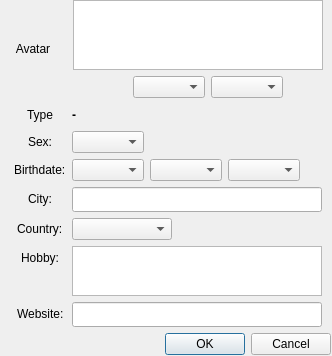
This is ui/my_profile.ui in gitter-badger/simplechatclient as Qt 5 draws it before an edit. The edited form follows.
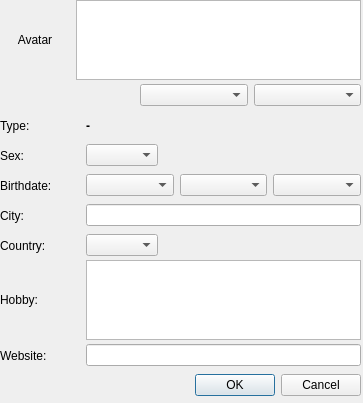
This is the edited form. Icons and pictures are not drawn.

```diff
--- a/ui/my_profile.ui
+++ b/ui/my_profile.ui
@@ -6,20 +6,20 @@
    <rect>
     <x>0</x>
     <y>0</y>
-    <width>332</width>
-    <height>356</height>
+    <width>363</width>
+    <height>403</height>
    </rect>
   </property>
   <property name="minimumSize">
    <size>
-    <width>332</width>
-    <height>356</height>
+    <width>363</width>
+    <height>403</height>
    </size>
   </property>
   <property name="maximumSize">
    <size>
-    <width>332</width>
-    <height>356</height>
+    <width>363</width>
+    <height>403</height>
    </size>
   </property>
   <property name="windowTitle">
@@ -34,21 +34,24 @@
     <rect>
      <x>0</x>
      <y>0</y>
-     <width>331</width>
-     <height>355</height>
+     <width>361</width>
+     <height>80</height>
     </rect>
    </property>
-   <layout class="QVBoxLayout" name="verticalLayout">
+   <layout class="QHBoxLayout" name="horizontalLayout_3">
     <item>
-     <layout class="QHBoxLayout" name="horizontalLayout_2">
+     <layout class="QHBoxLayout" name="horizontalLayout_5">
       <item>
        <spacer name="horizontalSpacer_2">
         <property name="orientation">
          <enum>Qt::Horizontal</enum>
         </property>
+        <property name="sizeType">
+         <enum>QSizePolicy::Fixed</enum>
+        </property>
         <property name="sizeHint" stdset="0">
          <size>
-          <width>40</width>
+          <width>10</width>
           <height>20</height>
          </size>
         </property>
@@ -84,34 +87,50 @@
         <property name="orientation">
          <enum>Qt::Horizontal</enum>
         </property>
+        <property name="sizeType">
+         <enum>QSizePolicy::Fixed</enum>
+        </property>
         <property name="sizeHint" stdset="0">
          <size>
-          <width>40</width>
+          <width>10</width>
           <height>20</height>
          </size>
         </property>
        </spacer>
       </item>
+     </layout>
+    </item>
       <item>
-       <layout class="QVBoxLayout" name="verticalLayout_2">
-        <item>
-         <widget class="QPlainTextEdit" name="plainTextEdit_desc">
-          <property name="minimumSize">
-           <size>
-            <width>250</width>
-            <height>70</height>
-           </size>
-          </property>
-          <property name="maximumSize">
-           <size>
-            <width>250</width>
-            <height>70</height>
-           </size>
-          </property>
-         </widget>
-        </item>
+     <widget class="QPlainTextEdit" name="plainTextEdit_desc"/>
+    </item>
+   </layout>
+  </widget>
+  <widget class="QWidget" name="horizontalLayoutWidget_2">
+   <property name="geometry">
+    <rect>
+     <x>0</x>
+     <y>80</y>
+     <width>361</width>
+     <height>31</height>
+    </rect>
+   </property>
+   <layout class="QHBoxLayout" name="horizontalLayout_4">
         <item>
-         <layout class="QHBoxLayout" name="horizontalLayout_19">
+     <spacer name="horizontalSpacer_5">
+      <property name="orientation">
+       <enum>Qt::Horizontal</enum>
+      </property>
+      <property name="sizeType">
+       <enum>QSizePolicy::Fixed</enum>
+      </property>
+      <property name="sizeHint" stdset="0">
+       <size>
+        <width>80</width>
+        <height>20</height>
+       </size>
+      </property>
+     </spacer>
+    </item>
           <item>
            <widget class="QToolButton" name="toolButton_bold">
             <property name="text">
@@ -144,68 +163,125 @@
           <item>
            <widget class="QComboBox" name="comboBox_color"/>
           </item>
+   </layout>
+  </widget>
+  <widget class="QWidget" name="horizontalLayoutWidget_5">
+   <property name="geometry">
+    <rect>
+     <x>0</x>
+     <y>110</y>
+     <width>361</width>
+     <height>31</height>
+    </rect>
+   </property>
+   <layout class="QHBoxLayout" name="horizontalLayout_7">
           <item>
-           <spacer name="horizontalSpacer_4">
-            <property name="orientation">
-             <enum>Qt::Horizontal</enum>
-            </property>
-            <property name="sizeHint" stdset="0">
+     <widget class="QLabel" name="label_ltype">
+      <property name="minimumSize">
+       <size>
+        <width>80</width>
+        <height>0</height>
+       </size>
+      </property>
+      <property name="maximumSize">
              <size>
-              <width>40</width>
-              <height>20</height>
-             </size>
-            </property>
-           </spacer>
-          </item>
-         </layout>
-        </item>
-       </layout>
-      </item>
+        <width>80</width>
+        <height>16777215</height>
+       </size>
+      </property>
+      <property name="text">
+       <string>Type:</string>
+      </property>
+     </widget>
+    </item>
       <item>
-       <spacer name="horizontalSpacer_3">
-        <property name="orientation">
-         <enum>Qt::Horizontal</enum>
-        </property>
-        <property name="sizeHint" stdset="0">
-         <size>
-          <width>40</width>
-          <height>20</height>
-         </size>
-        </property>
-       </spacer>
-      </item>
-     </layout>
-    </item>
-    <item>
-     <layout class="QFormLayout" name="formLayout_more">
-      <property name="fieldGrowthPolicy">
-       <enum>QFormLayout::ExpandingFieldsGrow</enum>
-      </property>
-      <property name="labelAlignment">
-       <set>Qt::AlignCenter</set>
-      </property>
-      <property name="formAlignment">
-       <set>Qt::AlignCenter</set>
-      </property>
-      <item row="1" column="0">
+     <widget class="QLabel" name="label_type">
+      <property name="styleSheet">
+       <string notr="true">font-weight:bold;</string>
+      </property>
+      <property name="text">
+       <string>-</string>
+      </property>
+     </widget>
+    </item>
+   </layout>
+  </widget>
+  <widget class="QWidget" name="horizontalLayoutWidget_6">
+   <property name="geometry">
+    <rect>
+     <x>0</x>
+     <y>140</y>
+     <width>361</width>
+     <height>31</height>
+    </rect>
+   </property>
+   <layout class="QHBoxLayout" name="horizontalLayout_8">
+    <item>
        <widget class="QLabel" name="label_sex">
+      <property name="minimumSize">
+       <size>
+        <width>80</width>
+        <height>0</height>
+       </size>
+      </property>
+      <property name="maximumSize">
+       <size>
+        <width>80</width>
+        <height>16777215</height>
+       </size>
+      </property>
         <property name="text">
          <string>Sex:</string>
         </property>
        </widget>
       </item>
-      <item row="1" column="1">
+    <item>
        <widget class="QComboBox" name="comboBox_sex"/>
       </item>
-      <item row="2" column="0">
+    <item>
+     <spacer name="horizontalSpacer_8">
+      <property name="orientation">
+       <enum>Qt::Horizontal</enum>
+      </property>
+      <property name="sizeHint" stdset="0">
+       <size>
+        <width>40</width>
+        <height>20</height>
+       </size>
+      </property>
+     </spacer>
+    </item>
+   </layout>
+  </widget>
+  <widget class="QWidget" name="horizontalLayoutWidget_7">
+   <property name="geometry">
+    <rect>
+     <x>0</x>
+     <y>170</y>
+     <width>361</width>
+     <height>31</height>
+    </rect>
+   </property>
+   <layout class="QHBoxLayout" name="horizontalLayout_9">
+    <item>
        <widget class="QLabel" name="label_birthdate">
+      <property name="minimumSize">
+       <size>
+        <width>80</width>
+        <height>0</height>
+       </size>
+      </property>
+      <property name="maximumSize">
+       <size>
+        <width>80</width>
+        <height>16777215</height>
+       </size>
+      </property>
         <property name="text">
          <string>Birthdate:</string>
         </property>
        </widget>
       </item>
-      <item row="2" column="1">
-       <layout class="QHBoxLayout" name="horizontalLayout">
         <item>
          <widget class="QComboBox" name="comboBox_day"/>
         </item>
@@ -216,123 +292,134 @@
          <widget class="QComboBox" name="comboBox_year"/>
         </item>
        </layout>
-      </item>
-      <item row="3" column="0">
+  </widget>
+  <widget class="QWidget" name="horizontalLayoutWidget_8">
+   <property name="geometry">
+    <rect>
+     <x>0</x>
+     <y>200</y>
+     <width>361</width>
+     <height>31</height>
+    </rect>
+   </property>
+   <layout class="QHBoxLayout" name="horizontalLayout_10">
+    <item>
        <widget class="QLabel" name="label_city">
+      <property name="minimumSize">
+       <size>
+        <width>80</width>
+        <height>0</height>
+       </size>
+      </property>
+      <property name="maximumSize">
+       <size>
+        <width>80</width>
+        <height>16777215</height>
+       </size>
+      </property>
         <property name="text">
          <string>City:</string>
         </property>
        </widget>
       </item>
-      <item row="3" column="1">
-       <widget class="QLineEdit" name="lineEdit_city">
-        <property name="minimumSize">
-         <size>
-          <width>250</width>
-          <height>25</height>
-         </size>
-        </property>
-        <property name="maximumSize">
-         <size>
-          <width>250</width>
-          <height>25</height>
-         </size>
-        </property>
-       </widget>
-      </item>
-      <item row="4" column="0">
+    <item>
+     <widget class="QLineEdit" name="lineEdit_city"/>
+    </item>
+   </layout>
+  </widget>
+  <widget class="QWidget" name="horizontalLayoutWidget_9">
+   <property name="geometry">
+    <rect>
+     <x>0</x>
+     <y>230</y>
+     <width>361</width>
+     <height>31</height>
+    </rect>
+   </property>
+   <layout class="QHBoxLayout" name="horizontalLayout_11">
+    <item>
        <widget class="QLabel" name="label_country">
+      <property name="minimumSize">
+       <size>
+        <width>80</width>
+        <height>0</height>
+       </size>
+      </property>
+      <property name="maximumSize">
+       <size>
+        <width>80</width>
+        <height>16777215</height>
+       </size>
+      </property>
         <property name="text">
          <string>Country:</string>
         </property>
        </widget>
       </item>
-      <item row="4" column="1">
-       <widget class="QComboBox" name="comboBox_country">
-        <property name="minimumSize">
-         <size>
-          <width>100</width>
-          <height>0</height>
-         </size>
-        </property>
-        <property name="maximumSize">
+    <item>
+     <widget class="QComboBox" name="comboBox_country"/>
+    </item>
+    <item>
+     <spacer name="horizontalSpacer_9">
+      <property name="orientation">
+       <enum>Qt::Horizontal</enum>
+      </property>
+      <property name="sizeHint" stdset="0">
          <size>
-          <width>250</width>
-          <height>16777215</height>
-         </size>
-        </property>
-       </widget>
-      </item>
-      <item row="5" column="0">
-       <widget class="QLabel" name="label_hobby">
-        <property name="text">
-         <string>Hobby:</string>
-        </property>
-       </widget>
-      </item>
-      <item row="5" column="1">
-       <widget class="QPlainTextEdit" name="plainTextEdit_hobby">
-        <property name="minimumSize">
-         <size>
-          <width>250</width>
-          <height>50</height>
-         </size>
-        </property>
-        <property name="maximumSize">
-         <size>
-          <width>250</width>
-          <height>50</height>
-         </size>
-        </property>
-       </widget>
-      </item>
-      <item row="6" column="0">
+        <width>40</width>
+        <height>20</height>
+       </size>
+      </property>
+     </spacer>
+    </item>
+   </layout>
+  </widget>
+  <widget class="QWidget" name="horizontalLayoutWidget_10">
+   <property name="geometry">
+    <rect>
+     <x>0</x>
+     <y>340</y>
+     <width>361</width>
+     <height>31</height>
+    </rect>
+   </property>
+   <layout class="QHBoxLayout" name="horizontalLayout_12">
+    <item>
        <widget class="QLabel" name="label_www">
+      <property name="minimumSize">
+       <size>
+        <width>80</width>
+        <height>0</height>
+       </size>
+      </property>
+      <property name="maximumSize">
+       <size>
+        <width>80</width>
+        <height>16777215</height>
+       </size>
+      </property>
         <property name="text">
          <string>Website:</string>
         </property>
        </widget>
       </item>
-      <item row="6" column="1">
-       <widget class="QLineEdit" name="lineEdit_www">
-        <property name="minimumSize">
-         <size>
-          <width>250</width>
-          <height>25</height>
-         </size>
-        </property>
-        <property name="maximumSize">
-         <size>
-          <width>250</width>
-          <height>25</height>
-         </size>
-        </property>
-       </widget>
-      </item>
-      <item row="0" column="0">
-       <widget class="QLabel" name="label_ltype">
-        <property name="text">
-         <string>Type</string>
-        </property>
-       </widget>
-      </item>
-      <item row="0" column="1">
-       <widget class="QLabel" name="label_type">
-        <property name="styleSheet">
-         <string notr="true">font-weight:bold;</string>
-        </property>
-        <property name="text">
-         <string>-</string>
-        </property>
-       </widget>
-      </item>
-     </layout>
-    </item>
+    <item>
+     <widget class="QLineEdit" name="lineEdit_www"/>
+    </item>
+   </layout>
+  </widget>
+  <widget class="QWidget" name="horizontalLayoutWidget_11">
+   <property name="geometry">
+    <rect>
+     <x>0</x>
+     <y>370</y>
+     <width>361</width>
+     <height>31</height>
+    </rect>
+   </property>
+   <layout class="QHBoxLayout" name="horizontalLayout_13">
     <item>
      <widget class="QDialogButtonBox" name="buttonBox">
-      <property name="orientation">
-       <enum>Qt::Horizontal</enum>
-      </property>
       <property name="standardButtons">
        <set>QDialogButtonBox::Cancel|QDialogButtonBox::Ok</set>
       </property>
@@ -340,6 +427,40 @@
     </item>
    </layout>
   </widget>
+  <widget class="QWidget" name="horizontalLayoutWidget_3">
+   <property name="geometry">
+    <rect>
+     <x>0</x>
+     <y>260</y>
+     <width>361</width>
+     <height>80</height>
+    </rect>
+   </property>
+   <layout class="QHBoxLayout" name="horizontalLayout">
+    <item>
+     <widget class="QLabel" name="label_hobby">
+      <property name="minimumSize">
+       <size>
+        <width>80</width>
+        <height>0</height>
+       </size>
+      </property>
+      <property name="maximumSize">
+       <size>
+        <width>80</width>
+        <height>16777215</height>
+       </size>
+      </property>
+      <property name="text">
+       <string>Hobby:</string>
+      </property>
+     </widget>
+    </item>
+    <item>
+     <widget class="QPlainTextEdit" name="plainTextEdit_hobby"/>
+    </item>
+   </layout>
+  </widget>
  </widget>
  <resources>
   <include location="../scc.qrc"/>
```
Left out of the diff: 6 changed lines with no effect on the pictures. Lines whose indentation alone changed are shown as unchanged.
